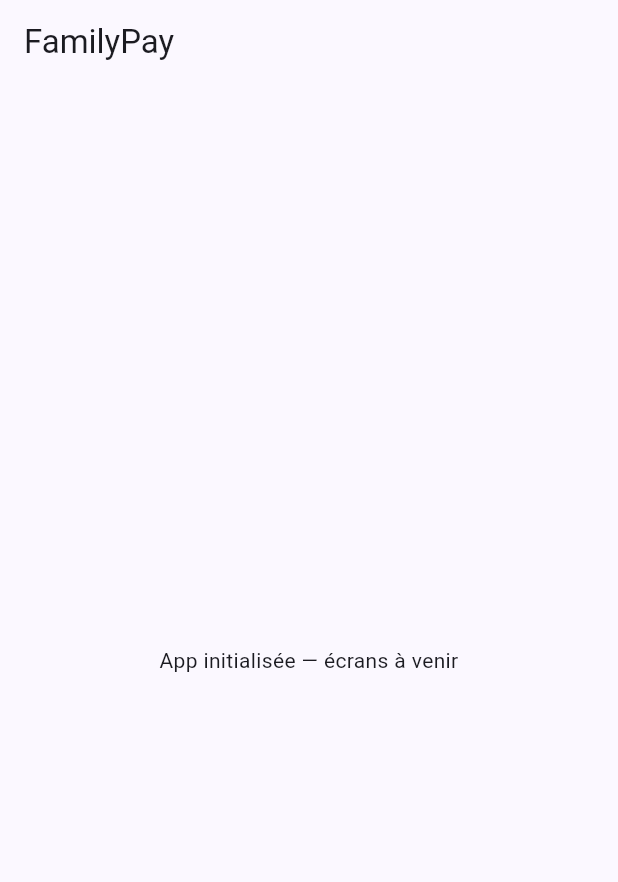
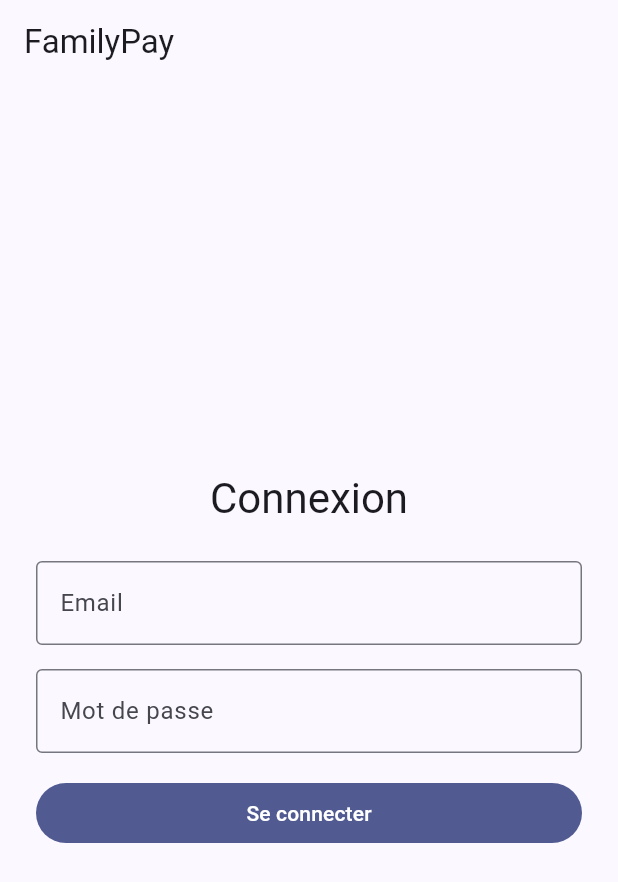
Before and after one commit to ValentinMalassigne/FamilyPay, a Flutter app: the screen it shows after launch, on a phone screen of 412 x 824 dp. Shown: the top 882 px of the screen. Run offline on Flutter 3.47's test engine with Material 3 defaults, Android fonts, the phone set to English and light mode, and no system bars; our stand-ins replace flutter_dotenv, graphql_flutter; missing offline and left inert: gql; accounts and stored records are empty.

Commit message:
feat(mobile): add login screen with graphql mutation and auth gate
Implement the login flow for the child app:
- AuthService.login() calls the login mutation via GraphQLClient and
  stores the JWT + user in TokenStore.
- AuthGate listens to TokenStore and routes between LoginScreen and
  HomeScreen.
- LoginScreen: email/password form with validation, loading and error
  states.
- HomeScreen: placeholder showing the user's first name + logout button.
- AppUser model projects the GraphQL User type.
- TokenStore now carries both token and user (setSession/clear).
- main.dart restructured to pass the GraphQL client to AuthService.

No token persistence yet (in-memory only). Tests cover both auth states.

Generated by Mistral Vibe.
Co-Authored-By: Mistral Vibe <vibe@mistral.ai>

```diff
--- a/mobile/lib/config/graphql_client.dart
+++ b/mobile/lib/config/graphql_client.dart
@@ -1,6 +1,8 @@
 import 'package:flutter/material.dart';
 import 'package:gql/ast.dart' show OperationType;
 import 'package:graphql_flutter/graphql_flutter.dart';
+
+import '../screens/auth_gate.dart';
 
 /// Fabrique un [ValueNotifier<GraphQLClient>] configuré pour le backend
 /// FamilyPay.
@@ -54,8 +56,12 @@ ValueNotifier<GraphQLClient> initGraphqlClient({
   );
 }
 
-/// Placeholder UI temporaire : sera remplacé par les écrans réels
-/// (login, solde, etc.) sur les branches feat/mobile-* à venir.
+/// Widget racine de l'app FamilyPay.
+///
+/// [GraphQLProvider] expose le client GraphQL à toute la sous-arborescence
+/// via InheritedWidget, pour que les widgets Query/Mutation/Subscription
+/// puissent l'utiliser sans le passer manuellement.
+/// [AuthGate] gère le routage login vs home selon l'état d'authentification.
 class FamilyPayApp extends StatelessWidget {
   const FamilyPayApp({super.key, required this.client});
 
@@ -63,9 +69,6 @@ class FamilyPayApp extends StatelessWidget {
 
   @override
   Widget build(BuildContext context) {
-    // GraphQLProvider : expose le client GraphQL à toute la sous-arborescence
-    // via InheritedWidget, pour que les widgets Query/Mutation/Subscription
-    // puissent l'utiliser sans le passer manuellement.
     return GraphQLProvider(
       client: client,
       child: MaterialApp(
@@ -74,25 +77,8 @@ class FamilyPayApp extends StatelessWidget {
           colorScheme: ColorScheme.fromSeed(seedColor: Colors.indigo),
           useMaterial3: true,
         ),
-        home: const _PlaceholderScreen(),
+        home: const AuthGate(),
       ),
     );
   }
 }
-
-class _PlaceholderScreen extends StatelessWidget {
-  const _PlaceholderScreen();
-
-  @override
-  Widget build(BuildContext context) {
-    return Scaffold(
-      appBar: AppBar(title: const Text('FamilyPay')),
-      body: const Center(
-        child: Text(
-          'App initialisée — écrans à venir',
-          textAlign: TextAlign.center,
-        ),
-      ),
-    );
-  }
-}
--- /dev/null
+++ b/mobile/lib/graphql/auth_operations.dart
@@ -0,0 +1,37 @@
+import 'package:graphql_flutter/graphql_flutter.dart';
+
+/// Documents GraphQL pour l'authentification.
+///
+/// `gql()` parse une chaîne GraphQL en `DocumentNode`, le format attendu
+/// par `MutationOptions(document: ...)` / `QueryOptions(document: ...)`.
+
+/// Mutation `login` : authentifie un utilisateur (parent ou enfant).
+/// Retourne un `AuthPayload` contenant le JWT (`token`) et l'utilisateur.
+final kLoginMutation = gql(r'''
+  mutation Login($email: String!, $password: String!) {
+    login(email: $email, password: $password) {
+      token
+      user {
+        id
+        email
+        role
+        firstName
+        lastName
+      }
+    }
+  }
+''');
+
+/// Query `me` : retourne l'utilisateur courant (authentifié via JWT).
+/// Sert à vérifier que le token est valide et récupérer le profil.
+final kMeQuery = gql(r'''
+  query Me {
+    me {
+      id
+      email
+      role
+      firstName
+      lastName
+    }
+  }
+''');
--- a/mobile/lib/main.dart
+++ b/mobile/lib/main.dart
@@ -22,7 +22,6 @@ Future<void> main() async {
   // TokenStore partagé : détient le JWT de l'enfant connecté.
   // Le client GraphQL le lit via `tokenProvider` à chaque requête.
   final tokenStore = TokenStore();
-  final authService = AuthService(tokenStore);
 
   final graphqlUrl = dotenv.get('GRAPHQL_URL');
 
@@ -30,6 +29,9 @@ Future<void> main() async {
     graphqlUrl: graphqlUrl,
     tokenProvider: () async => tokenStore.token,
   );
+
+  // AuthService a besoin du client GraphQL pour appeler la mutation login.
+  final authService = AuthService(tokenStore, client.value);
 
   runApp(
     MultiProvider(
--- /dev/null
+++ b/mobile/lib/models/app_user.dart
@@ -0,0 +1,33 @@
+/// Modèle utilisateur côté mobile (projection du type GraphQL `User`).
+///
+/// On ne garde que les champs utiles à l'app enfant : id, email, role,
+/// firstName, lastName. Le `role` est une String simple (les valeurs
+/// possibles sont "PARENT" | "CHILD") — on évite un enum tant qu'on n'a
+/// pas de logique de branchement dessus.
+class AppUser {
+  AppUser({
+    required this.id,
+    required this.email,
+    required this.role,
+    required this.firstName,
+    required this.lastName,
+  });
+
+  final String id;
+  final String email;
+  final String role;
+  final String firstName;
+  final String lastName;
+
+  /// Construit un [AppUser] depuis la réponse JSON de la mutation `login`
+  /// (champ `user` du `AuthPayload`).
+  factory AppUser.fromJson(Map<String, dynamic> json) {
+    return AppUser(
+      id: json['id'] as String,
+      email: json['email'] as String,
+      role: json['role'] as String,
+      firstName: json['firstName'] as String,
+      lastName: json['lastName'] as String,
+    );
+  }
+}
--- /dev/null
+++ b/mobile/lib/screens/auth_gate.dart
@@ -0,0 +1,25 @@
+import 'package:flutter/material.dart';
+import 'package:provider/provider.dart';
+
+import '../utils/token_store.dart';
+import 'home_screen.dart';
+import 'login_screen.dart';
+
+/// Routeur d'authentification : affiche l'écran de login ou l'écran d'accueil
+/// selon l'état du [TokenStore].
+///
+/// Écoute [TokenStore] via `provider` : quand le token change (login/logout),
+/// le widget se reconstruit automatiquement et bascule d'écran.
+class AuthGate extends StatelessWidget {
+  const AuthGate({super.key});
+
+  @override
+  Widget build(BuildContext context) {
+    final tokenStore = context.watch<TokenStore>();
+
+    if (tokenStore.isAuthenticated) {
+      return const HomeScreen();
+    }
+    return const LoginScreen();
+  }
+}
--- /dev/null
+++ b/mobile/lib/screens/login_screen.dart
@@ -0,0 +1,136 @@
+import 'package:flutter/material.dart';
+import 'package:provider/provider.dart';
+
+import '../services/auth_service.dart';
+
+/// Écran de connexion (email / mot de passe).
+///
+/// Appelle [AuthService.login] au submit. Sur succès, le [TokenStore] est
+/// rempli et [AuthGate] bascule automatiquement vers [HomeScreen].
+/// Sur erreur, affiche le message sous le formulaire.
+class LoginScreen extends StatefulWidget {
+  const LoginScreen({super.key});
+
+  @override
+  State<LoginScreen> createState() => _LoginScreenState();
+}
+
+class _LoginScreenState extends State<LoginScreen> {
+  final _formKey = GlobalKey<FormState>();
+  final _emailController = TextEditingController();
+  final _passwordController = TextEditingController();
+
+  bool _loading = false;
+  String? _error;
+
+  @override
+  void dispose() {
+    _emailController.dispose();
+    _passwordController.dispose();
+    super.dispose();
+  }
+
+  Future<void> _submit() async {
+    if (!_formKey.currentState!.validate()) return;
+
+    setState(() {
+      _loading = true;
+      _error = null;
+    });
+
+    final authService = context.read<AuthService>();
+    try {
+      await authService.login(
+        email: _emailController.text.trim(),
+        password: _passwordController.text,
+      );
+      // Pas de navigation manuelle : AuthGate écoute TokenStore et bascule.
+    } catch (e) {
+      setState(() {
+        _error = e.toString();
+      });
+    } finally {
+      if (mounted) {
+        setState(() {
+          _loading = false;
+        });
+      }
+    }
+  }
+
+  @override
+  Widget build(BuildContext context) {
+    return Scaffold(
+      appBar: AppBar(title: const Text('FamilyPay')),
+      body: Padding(
+        padding: const EdgeInsets.all(24),
+        child: Form(
+          key: _formKey,
+          child: Column(
+            mainAxisAlignment: MainAxisAlignment.center,
+            children: [
+              Text(
+                'Connexion',
+                style: Theme.of(context).textTheme.headlineMedium,
+              ),
+              const SizedBox(height: 24),
+              TextFormField(
+                controller: _emailController,
+                decoration: const InputDecoration(
+                  labelText: 'Email',
+                  border: OutlineInputBorder(),
+                ),
+                keyboardType: TextInputType.emailAddress,
+                validator: (value) {
+                  if (value == null || value.trim().isEmpty) {
+                    return 'Email requis';
+                  }
+                  return null;
+                },
+              ),
+              const SizedBox(height: 16),
+              TextFormField(
+                controller: _passwordController,
+                decoration: const InputDecoration(
+                  labelText: 'Mot de passe',
+                  border: OutlineInputBorder(),
+                ),
+                obscureText: true,
+                validator: (value) {
+                  if (value == null || value.isEmpty) {
+                    return 'Mot de passe requis';
+                  }
+                  return null;
+                },
+              ),
+              const SizedBox(height: 16),
+              if (_error != null)
+                Padding(
+                  padding: const EdgeInsets.only(bottom: 16),
+                  child: Text(
+                    _error!,
+                    style: TextStyle(
+                      color: Theme.of(context).colorScheme.error,
+                    ),
+                  ),
+                ),
+              SizedBox(
+                width: double.infinity,
+                child: FilledButton(
+                  onPressed: _loading ? null : _submit,
+                  child: _loading
+                      ? const SizedBox(
+                          height: 20,
+                          width: 20,
+                          child: CircularProgressIndicator(strokeWidth: 2),
+                        )
+                      : const Text('Se connecter'),
+                ),
+              ),
+            ],
+          ),
+        ),
+      ),
+    );
+  }
+}
--- a/mobile/lib/services/auth_service.dart
+++ b/mobile/lib/services/auth_service.dart
@@ -1,22 +1,73 @@
 import 'package:flutter/foundation.dart';
+import 'package:graphql_flutter/graphql_flutter.dart';
 
+import '../graphql/auth_operations.dart';
+import '../models/app_user.dart';
 import '../utils/token_store.dart';
 
 /// Service d'authentification côté enfant.
 ///
-/// Stub pour l'initialisation : l'implémentation réelle (appel de la
-/// mutation `login` GraphQL, parsing du `AuthPayload`, stockage du JWT)
-/// viendra sur la branche feat/mobile-auth.
-///
-/// Ici on ne fait que câbler le [TokenStore] pour que le reste de l'app
-/// puisse déjà référencer un token (toujours null pour l'instant).
+/// Implémente `login` via la mutation GraphQL `login` du backend.
+/// Le JWT retourné est stocké dans [TokenStore], ce qui déclenche le
+/// rafraîchissement de l'UI (via provider) et rend le token disponible
+/// pour les requêtes authentifiées suivantes (le client GraphQL le lit
+/// via `tokenProvider`).
 class AuthService extends ChangeNotifier {
-  AuthService(this._tokenStore);
+  AuthService(this._tokenStore, this._client);
 
   final TokenStore _tokenStore;
+  final GraphQLClient _client;
 
   TokenStore get tokenStore => _tokenStore;
 
-  // TODO(feat/mobile-auth): implémenter login(email, password) via mutation GraphQL.
-  // TODO(feat/mobile-auth): implémenter logout().
+  /// Authentifie l'utilisateur via la mutation `login`.
+  ///
+  /// En cas de succès, stocke le JWT + l'utilisateur dans [TokenStore]
+  /// et retourne l'utilisateur. En cas d'erreur (identifiants invalides,
+  /// réseau), lève une [GraphqlException] avec un message lisible.
+  Future<AppUser> login({
+    required String email,
+    required String password,
+  }) async {
+    final result = await _client.mutate(
+      MutationOptions(
+        document: kLoginMutation,
+        variables: {
+          'email': email,
+          'password': password,
+        },
+      ),
+    );
+
+    if (result.hasException) {
+      throw GraphqlException(
+        result.exception.toString(),
+      );
+    }
+
+    final data = result.data?['login'] as Map<String, dynamic>?;
+    if (data == null) {
+      throw GraphqlException('Réponse vide du serveur');
+    }
+
+    final token = data['token'] as String;
+    final user = AppUser.fromJson(data['user'] as Map<String, dynamic>);
+
+    _tokenStore.setSession(token, user);
+    return user;
+  }
+
+  /// Déconnexion : efface le token et l'utilisateur.
+  void logout() {
+    _tokenStore.clear();
+  }
 }
+
+/// Exception pour les erreurs GraphQL remontées à l'UI.
+class GraphqlException implements Exception {
+  GraphqlException(this.message);
+  final String message;
+
+  @override
+  String toString() => message;
+}
--- a/mobile/lib/utils/token_store.dart
+++ b/mobile/lib/utils/token_store.dart
@@ -1,29 +1,35 @@
 import 'package:flutter/foundation.dart';
 
-/// Stockage en mémoire du JWT de l'enfant connecté.
+import '../models/app_user.dart';
+
+/// Stockage en mémoire du JWT et du profil de l'utilisateur connecté.
 ///
-/// Stub pour l'initialisation : la persistance réelle (shared_preferences)
-/// viendra sur la branche feat/mobile-auth. En l'état, le token est perdu à
-/// chaque redémarrage de l'app — c'est attendu pour ce squelette.
+/// La persistance réelle (shared_preferences) viendra plus tard. En l'état,
+/// le token est perdu à chaque redémarrage de l'app — c'est attendu pour
+/// cette itération.
 ///
 /// [ChangeNotifier] : permet au widget arbre (via `provider`) d'être notifié
-/// quand le token change, pour rafraîchir le client GraphQL si besoin.
+/// quand l'état d'auth change, pour rafraîchir l'UI (login vs home).
 class TokenStore extends ChangeNotifier {
   String? _token;
+  AppUser? _user;
 
   String? get token => _token;
+  AppUser? get user => _user;
 
   bool get isAuthenticated => _token != null;
 
-  /// Stocke le JWT et notifie les listeners.
-  void setToken(String? token) {
+  /// Stocke le JWT + l'utilisateur et notifie les listeners.
+  void setSession(String token, AppUser user) {
     _token = token;
+    _user = user;
     notifyListeners();
   }
 
-  /// Efface le JWT (déconnexion).
+  /// Efface le JWT et l'utilisateur (déconnexion).
   void clear() {
     _token = null;
+    _user = null;
     notifyListeners();
   }
 }
```
Also changed, not shown: mobile/lib/screens/home_screen.dart (added, +56 -0 lines), 1 other file.
